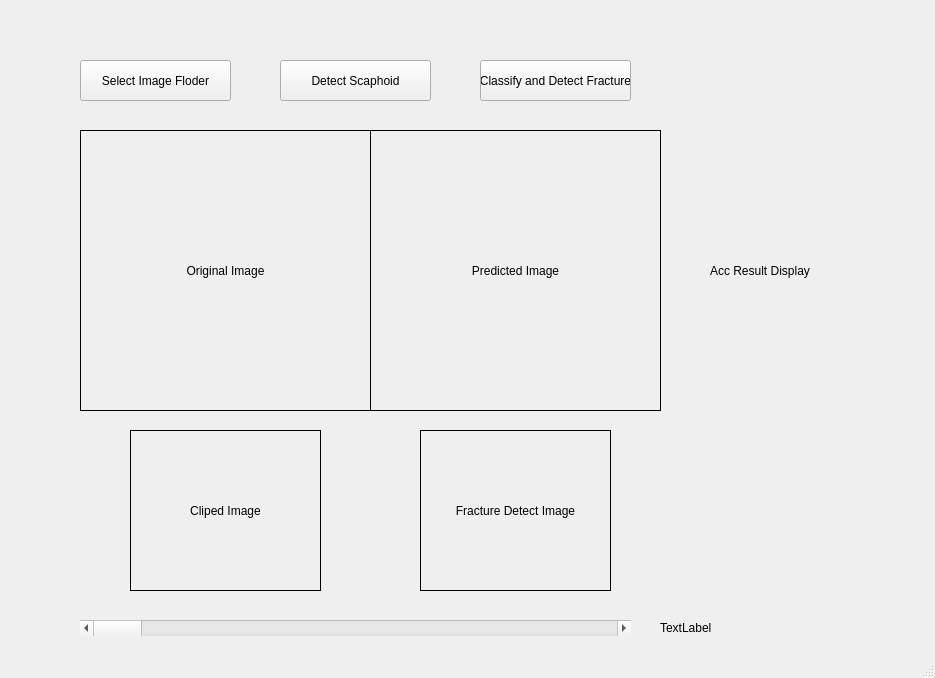
Before: the Qt Designer form HW2_main.ui in as0027111/Fracture_Scaphoid_Detect, drawn with Qt 5.
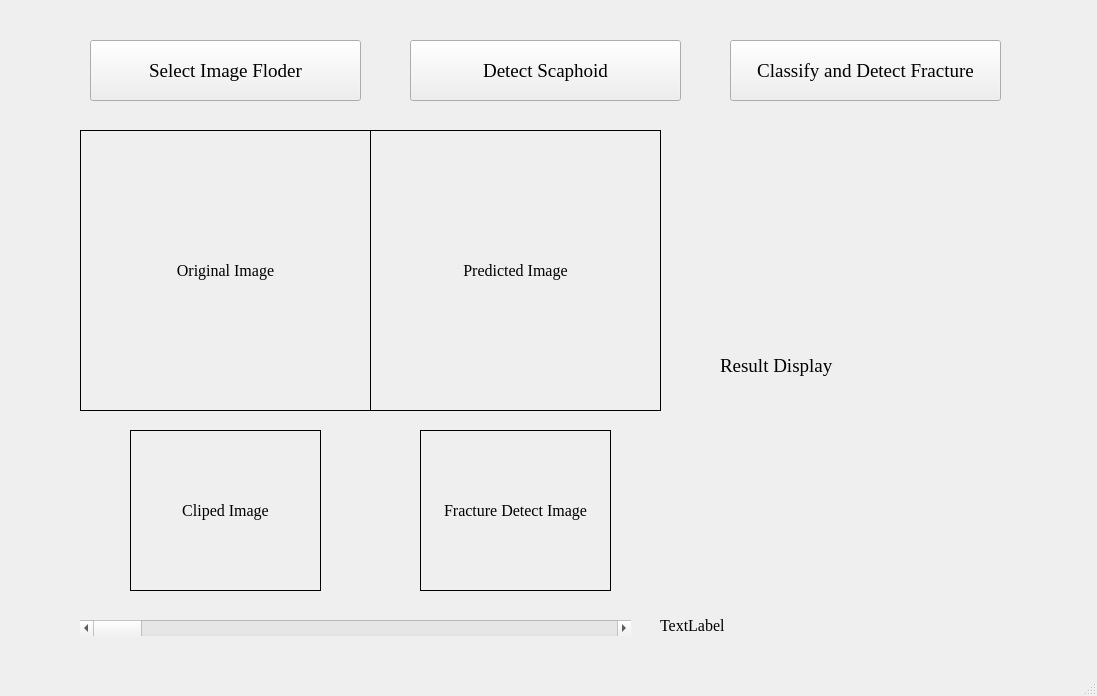
After: the same form once the commit is applied.

```diff
--- a/HW2_main.ui
+++ b/HW2_main.ui
@@ -6,10 +6,15 @@
    <rect>
     <x>0</x>
     <y>0</y>
-    <width>935</width>
-    <height>678</height>
+    <width>1097</width>
+    <height>696</height>
    </rect>
   </property>
+  <property name="font">
+   <font>
+    <family>Times New Roman</family>
+   </font>
+  </property>
   <property name="windowTitle">
    <string>MainWindow</string>
   </property>
@@ -17,12 +22,18 @@
    <widget class="QPushButton" name="fpath_btn">
     <property name="geometry">
      <rect>
-      <x>80</x>
-      <y>60</y>
-      <width>151</width>
-      <height>41</height>
+      <x>90</x>
+      <y>40</y>
+      <width>271</width>
+      <height>61</height>
      </rect>
     </property>
+    <property name="font">
+     <font>
+      <family>Times New Roman</family>
+      <pointsize>14</pointsize>
+     </font>
+    </property>
     <property name="text">
      <string>Select Image Floder</string>
     </property>
@@ -30,12 +41,17 @@
    <widget class="QPushButton" name="stage1_btn">
     <property name="geometry">
      <rect>
-      <x>280</x>
-      <y>60</y>
-      <width>151</width>
-      <height>41</height>
+      <x>410</x>
+      <y>40</y>
+      <width>271</width>
+      <height>61</height>
      </rect>
     </property>
+    <property name="font">
+     <font>
+      <pointsize>14</pointsize>
+     </font>
+    </property>
     <property name="text">
      <string>Detect Scaphoid</string>
     </property>
@@ -43,12 +59,17 @@
    <widget class="QPushButton" name="stage2_btn">
     <property name="geometry">
      <rect>
-      <x>480</x>
-      <y>60</y>
-      <width>151</width>
-      <height>41</height>
+      <x>730</x>
+      <y>40</y>
+      <width>271</width>
+      <height>61</height>
      </rect>
     </property>
+    <property name="font">
+     <font>
+      <pointsize>14</pointsize>
+     </font>
+    </property>
     <property name="text">
      <string>Classify and Detect Fracture</string>
     </property>
@@ -75,6 +96,12 @@
       <height>281</height>
      </rect>
     </property>
+    <property name="font">
+     <font>
+      <family>Times New Roman</family>
+      <pointsize>12</pointsize>
+     </font>
+    </property>
     <property name="frameShape">
      <enum>QFrame::Box</enum>
     </property>
@@ -94,6 +121,12 @@
       <height>281</height>
      </rect>
     </property>
+    <property name="font">
+     <font>
+      <family>Times New Roman</family>
+      <pointsize>12</pointsize>
+     </font>
+    </property>
     <property name="frameShape">
      <enum>QFrame::Box</enum>
     </property>
@@ -108,11 +141,16 @@
     <property name="geometry">
      <rect>
       <x>660</x>
-      <y>620</y>
-      <width>71</width>
-      <height>16</height>
+      <y>610</y>
+      <width>171</width>
+      <height>31</height>
      </rect>
     </property>
+    <property name="font">
+     <font>
+      <pointsize>12</pointsize>
+     </font>
+    </property>
     <property name="text">
      <string>TextLabel</string>
     </property>
@@ -126,6 +164,12 @@
       <height>161</height>
      </rect>
     </property>
+    <property name="font">
+     <font>
+      <family>Times New Roman</family>
+      <pointsize>12</pointsize>
+     </font>
+    </property>
     <property name="frameShape">
      <enum>QFrame::Box</enum>
     </property>
@@ -145,6 +189,12 @@
       <height>161</height>
      </rect>
     </property>
+    <property name="font">
+     <font>
+      <family>Times New Roman</family>
+      <pointsize>12</pointsize>
+     </font>
+    </property>
     <property name="frameShape">
      <enum>QFrame::Box</enum>
     </property>
@@ -158,14 +208,20 @@
    <widget class="QLabel" name="label_Show_acc">
     <property name="geometry">
      <rect>
-      <x>710</x>
+      <x>720</x>
       <y>130</y>
-      <width>161</width>
-      <height>281</height>
+      <width>321</width>
+      <height>471</height>
      </rect>
     </property>
+    <property name="font">
+     <font>
+      <family>Times New Roman</family>
+      <pointsize>14</pointsize>
+     </font>
+    </property>
     <property name="text">
-     <string>Acc Result Display</string>
+     <string>Result Display</string>
     </property>
    </widget>
   </widget>
```
Left out of the diff: 2 changed lines with no effect on the pictures.
